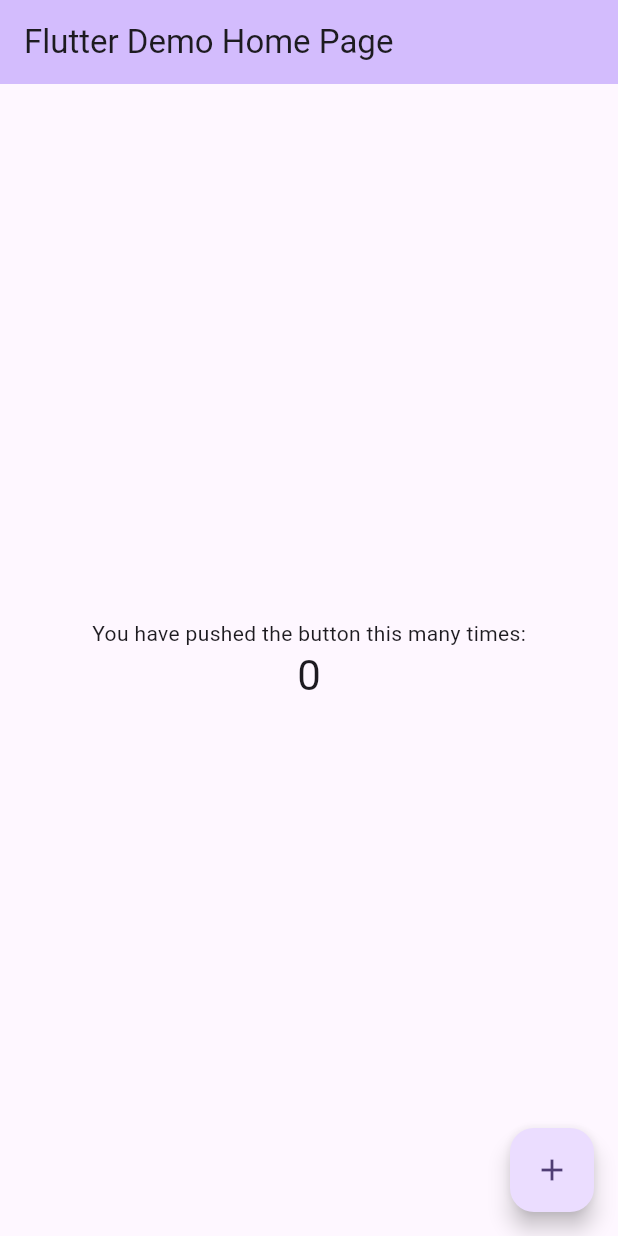
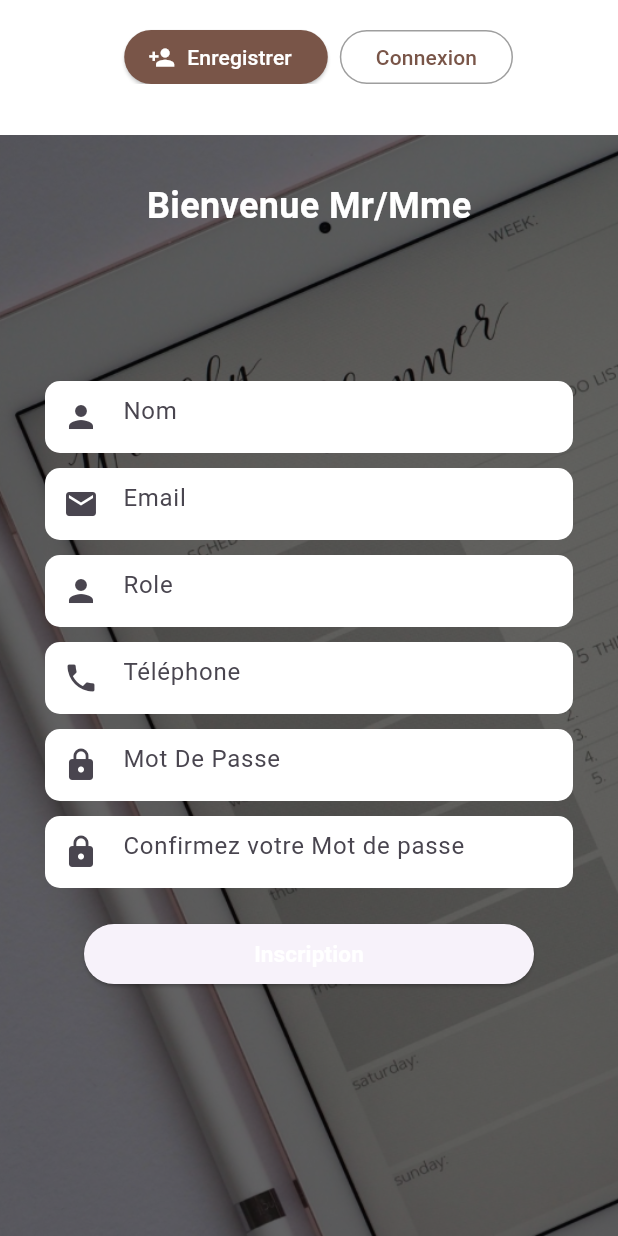
Before and after one commit to JULIEDIANA237/Projet_ICT300_mobile, a Flutter app: the screen it shows after launch, on a phone screen of 412 x 824 dp. Run offline on Flutter 3.47's test engine with Material 3 defaults, Android fonts, the phone set to English and light mode, and no system bars.

Commit message:
login and registration pages

```diff
--- /dev/null
+++ b/campus_shift/lib/controllers/registration_controller.dart
@@ -0,0 +1,33 @@
+/*import 'package:http/http.dart' as http;*/
+// ignore: unused_import
+import 'dart:convert';
+
+// ignore: unused_import
+import 'package:campus_shift/models/registration_model.dart';
+
+class RegistrationController {
+  /*Future<void> register(RegistrationModel registrationData) async {
+    const url = 'https://your-laravel-api-url/register';
+
+    final response = await http.post(
+      Uri.parse(url),
+      body: {
+        'username': registrationData.username,
+        'email': registrationData.email,
+        'role': registrationData.role,
+        'phone': registrationData.phone,
+        'password': registrationData.password,
+      },
+    );
+
+    if (response.statusCode == 200) {
+      // L'inscription a réussi
+      final responseData = json.decode(response.body);
+      // Gérer la réponse du serveur si nécessaire
+    } else {
+      // L'inscription a échoué
+      final errorData = json.decode(response.body);
+      // Gérer l'erreur du serveur si nécessaire
+    }
+  }*/
+}
--- a/campus_shift/lib/main.dart
+++ b/campus_shift/lib/main.dart
@@ -1,125 +1,88 @@
 import 'package:flutter/material.dart';
+import 'package:campus_shift/views/login_page.dart';
+import 'package:campus_shift/views/registration_form.dart';
 
 void main() {
   runApp(const MyApp());
 }
 
 class MyApp extends StatelessWidget {
-  const MyApp({super.key});
+  const MyApp({Key? key}) : super(key: key);
 
-  // This widget is the root of your application.
   @override
   Widget build(BuildContext context) {
     return MaterialApp(
-      title: 'Flutter Demo',
+      title: 'Registration Form',
       theme: ThemeData(
-        // This is the theme of your application.
-        //
-        // TRY THIS: Try running your application with "flutter run". You'll see
-        // the application has a blue toolbar. Then, without quitting the app,
-        // try changing the seedColor in the colorScheme below to Colors.green
-        // and then invoke "hot reload" (save your changes or press the "hot
-        // reload" button in a Flutter-supported IDE, or press "r" if you used
-        // the command line to start the app).
-        //
-        // Notice that the counter didn't reset back to zero; the application
-        // state is not lost during the reload. To reset the state, use hot
-        // restart instead.
-        //
-        // This works for code too, not just values: Most code changes can be
-        // tested with just a hot reload.
-        colorScheme: ColorScheme.fromSeed(seedColor: Colors.deepPurple),
-        useMaterial3: true,
+        primarySwatch: Colors.brown,
       ),
-      home: const MyHomePage(title: 'Flutter Demo Home Page'),
+      home: Navigator(
+        onGenerateRoute: (settings) {
+          return MaterialPageRoute(
+            builder: (context) {
+              return Scaffold(
+                appBar: PreferredSize(
+                  preferredSize: const Size.fromHeight(90),
+                  child: AppBar(
+                    backgroundColor: Colors.white,
+                    elevation: 0,
+                    actions: [
+                      Padding(
+                        padding: const EdgeInsets.only(right: 70.0, top: 20.0),
+                        child: Row(
+                          mainAxisAlignment: MainAxisAlignment.start,
+                          crossAxisAlignment: CrossAxisAlignment.end,
+                          children: [
+                            ElevatedButton.icon(
+                              onPressed: () {
+                                // Action pour le bouton Enregistrer
+                              },
+                              style: ElevatedButton.styleFrom(
+                                backgroundColor: Colors.brown,
+                              ),
+                              icon: const Icon(
+                                Icons.person_add,
+                                color: Colors.white,
+                              ),
+                              label: const Text(
+                                'Enregistrer',
+                                style: TextStyle(
+                                  color: Colors.white,
+                                ),
+                              ),
+                            ),
+                            const SizedBox(width: 8),
+                            OutlinedButton(
+                              onPressed: () {
+                                Navigator.push(
+                                  context,
+                                  MaterialPageRoute(builder: (context) => const LoginPage()),
                                 );
-  }
-}
-
-class MyHomePage extends StatefulWidget {
-  const MyHomePage({super.key, required this.title});
-
-  // This widget is the home page of your application. It is stateful, meaning
-  // that it has a State object (defined below) that contains fields that affect
-  // how it looks.
-
-  // This class is the configuration for the state. It holds the values (in this
-  // case the title) provided by the parent (in this case the App widget) and
-  // used by the build method of the State. Fields in a Widget subclass are
-  // always marked "final".
-
-  final String title;
-
-  @override
-  State<MyHomePage> createState() => _MyHomePageState();
-}
-
-class _MyHomePageState extends State<MyHomePage> {
-  int _counter = 0;
-
-  void _incrementCounter() {
-    setState(() {
-      // This call to setState tells the Flutter framework that something has
-      // changed in this State, which causes it to rerun the build method below
-      // so that the display can reflect the updated values. If we changed
-      // _counter without calling setState(), then the build method would not be
-      // called again, and so nothing would appear to happen.
-      _counter++;
-    });
-  }
-
-  @override
-  Widget build(BuildContext context) {
-    // This method is rerun every time setState is called, for instance as done
-    // by the _incrementCounter method above.
-    //
-    // The Flutter framework has been optimized to make rerunning build methods
-    // fast, so that you can just rebuild anything that needs updating rather
-    // than having to individually change instances of widgets.
-    return Scaffold(
-      appBar: AppBar(
-        // TRY THIS: Try changing the color here to a specific color (to
-        // Colors.amber, perhaps?) and trigger a hot reload to see the AppBar
-        // change color while the other colors stay the same.
-        backgroundColor: Theme.of(context).colorScheme.inversePrimary,
-        // Here we take the value from the MyHomePage object that was created by
-        // the App.build method, and use it to set our appbar title.
-        title: Text(widget.title),
+                              },
+                              style: OutlinedButton.styleFrom(
+                                side: const BorderSide(
+                                  color: Colors.grey,
                                 ),
-      body: Center(
-        // Center is a layout widget. It takes a single child and positions it
-        // in the middle of the parent.
-        child: Column(
-          // Column is also a layout widget. It takes a list of children and
-          // arranges them vertically. By default, it sizes itself to fit its
-          // children horizontally, and tries to be as tall as its parent.
-          //
-          // Column has various properties to control how it sizes itself and
-          // how it positions its children. Here we use mainAxisAlignment to
-          // center the children vertically; the main axis here is the vertical
-          // axis because Columns are vertical (the cross axis would be
-          // horizontal).
-          //
-          // TRY THIS: Invoke "debug painting" (choose the "Toggle Debug Paint"
-          // action in the IDE, or press "p" in the console), to see the
-          // wireframe for each widget.
-          mainAxisAlignment: MainAxisAlignment.center,
-          children: <Widget>[
-            const Text(
-              'You have pushed the button this many times:',
                               ),
-            Text(
-              '$_counter',
-              style: Theme.of(context).textTheme.headlineMedium,
+                              child: const Text(
+                                'Connexion',
+                                style: TextStyle(
+                                  color: Colors.brown,
+                                ),
+                              ),
                             ),
                           ],
                         ),
                       ),
-      floatingActionButton: FloatingActionButton(
-        onPressed: _incrementCounter,
-        tooltip: 'Increment',
-        child: const Icon(Icons.add),
-      ), // This trailing comma makes auto-formatting nicer for build methods.
+                    ],
+                  ),
+                ),
+                body: const RegistrationForm(),
+              );
+            },
+          );
+        },
+      ),
     );
   }
 }
--- /dev/null
+++ b/campus_shift/lib/models/registration_model.dart
@@ -0,0 +1,9 @@
+class RegistrationModel {
+  String username;
+  String email;
+  String role;
+  String phone;
+  String password;
+
+  RegistrationModel({this.username = '', this.email = '', this.role = '', this.phone = '', this.password = ''});
+}
--- /dev/null
+++ b/campus_shift/lib/views/registration_form.dart
@@ -0,0 +1,147 @@
+import 'package:campus_shift/widgets/custom_input.dart';
+import 'package:flutter/material.dart';
+import 'package:campus_shift/controllers/registration_controller.dart';
+import 'package:campus_shift/models/registration_model.dart';
+import 'package:campus_shift/widgets/navbar.dart';
+
+class RegistrationForm extends StatefulWidget {
+  const RegistrationForm({super.key});
+
+  @override
+  // ignore: library_private_types_in_public_api
+  _RegistrationFormState createState() => _RegistrationFormState();
+}
+
+class _RegistrationFormState extends State<RegistrationForm> {
+  final RegistrationModel _registrationModel = RegistrationModel();
+  // ignore: unused_field
+  final RegistrationController _registrationController = RegistrationController();
+  bool _isErrorVisible = false;
+  String _errorMessage = '';
+
+  void _register() async {
+    // Vérifier que tous les champs sont remplis
+    if (_registrationModel.username.isEmpty ||
+        _registrationModel.email.isEmpty ||
+        _registrationModel.password.isEmpty) {
+      setState(() {
+        _isErrorVisible = true;
+        _errorMessage = 'Veuillez remplir tous les champs.';
+      });
+      return;
+    }
+
+    // Appeler la méthode d'inscription dans le contrôleur et gérer les erreurs
+    /*bool isRegistered = await _registrationController.register(_registrationModel);
+
+    if (isRegistered) {
+      // L'inscription a réussi
+      setState(() {
+        _isErrorVisible = false;
+        _errorMessage = '';
+      });
+      // Effectuer une action appropriée, par exemple, naviguer vers une autre page
+    } else {
+      // L'inscription a échoué
+      setState(() {
+        _isErrorVisible = true;
+        _errorMessage = 'Un utilisateur avec cet email existe déjà.';
+      });
+    }*/
+  }
+
+  @override
+ Widget build(BuildContext context) {
+    return Container(
+      decoration: const BoxDecoration(
+        image: DecorationImage(
+          image: AssetImage('assets/Image.png'),
+          fit: BoxFit.cover,
+        ),
+      ),
+      child: Container(
+        decoration: BoxDecoration(
+          color: Colors.black.withOpacity(0.5),
+        ),
+        child: ListView(
+          padding: const EdgeInsets.symmetric(horizontal: 10.0),
+          children: [
+            Column(
+              mainAxisAlignment: MainAxisAlignment.center,
+              children: [
+                const Padding(
+                padding: EdgeInsets.only(top: 30.0), // Ajout du padding en haut
+                child: Text(
+                  'Bienvenue Mr/Mme',
+                  style: TextStyle(
+                    color: Colors.white,
+                    fontSize: 24.0,
+                    fontWeight: FontWeight.bold,
+                  ),
+                ),
+              ),
+                const SizedBox(height: 100.0),
+                const CustomInput(
+                  hintText: 'Nom',
+                  icon: Icons.person,
+                  backgroundColor: Colors.white, // Ajout de l'arrière-plan blanc
+                ),
+                const SizedBox(height: 10.0),
+                const CustomInput(
+                  icon: Icons.email,
+                  hintText: 'Email',
+                  backgroundColor: Colors.white, // Ajout de l'arrière-plan blanc
+                ),
+                const SizedBox(height: 10.0),
+                const CustomInput(
+                  icon: Icons.person,
+                  hintText: 'Role',
+                  backgroundColor: Colors.white, // Ajout de l'arrière-plan blanc
+                ),
+                const SizedBox(height: 10.0),
+                const CustomInput(
+                  icon: Icons.phone,
+                  hintText: 'Téléphone',
+                  backgroundColor: Colors.white, // Ajout de l'arrière-plan blanc
+                ),
+                const SizedBox(height: 10.0),
+                const CustomInput(
+                  icon: Icons.lock,
+                  hintText: 'Mot De Passe',
+                  obscureText: true,
+                  backgroundColor: Colors.white, // Ajout de l'arrière-plan blanc
+                ),
+                const SizedBox(height: 10.0),
+                const CustomInput(
+                  icon: Icons.lock,
+                  hintText: 'Confirmez votre Mot de passe',
+                  obscureText: true,
+                  backgroundColor: Colors.white, // Ajout de l'arrière-plan blanc
+                ),
+                const SizedBox(height: 10.0),
+                // Ajoutez les autres champs d'inscription ici avec CustomInput
+                const SizedBox(height: 10.0),
+                SizedBox(
+                  width: 300,
+                  child: ElevatedButton(
+                    onPressed: () {
+                      // Action pour le bouton Inscription
+                    },
+                    child: const Text(
+                      'Inscription',
+                      style: TextStyle(
+                      color: Colors.white,
+                      fontSize: 15.0,
+                      fontWeight: FontWeight.bold,
+                  ),
+                      ),
+                  ),
+                ),
+              ],
+            ),
+          ],
+        ),
+      ),
+    );
+  }
+}
--- /dev/null
+++ b/campus_shift/lib/widgets/custom_input.dart
@@ -0,0 +1,37 @@
+import 'package:flutter/material.dart';
+
+class CustomInput extends StatelessWidget {
+
+  final IconData icon;
+  final String hintText;
+  final bool obscureText;
+  final Color backgroundColor;
+
+  const CustomInput({
+    Key? key,
+
+    required this.icon,
+    required this.hintText,
+    this.obscureText = false,
+    required this.backgroundColor,
+  }) : super(key: key);
+
+  @override
+  Widget build(BuildContext context) {
+    return Container(
+      margin: const EdgeInsets.symmetric(horizontal: 20.0), // Ajout de l'espacement vertical
+      decoration: BoxDecoration(
+        color: backgroundColor,
+        borderRadius: BorderRadius.circular(10.0),
+      ),
+      child: TextFormField(
+        obscureText: obscureText,
+        decoration: InputDecoration(
+          prefixIcon: Icon(icon),
+          hintText: hintText,
+          border: InputBorder.none,
+        ),
+      ),
+    );
+  }
+}
--- a/campus_shift/pubspec.yaml
+++ b/campus_shift/pubspec.yaml
@@ -35,6 +35,7 @@ dependencies:
   # The following adds the Cupertino Icons font to your application.
   # Use with the CupertinoIcons class for iOS style icons.
   cupertino_icons: ^1.0.2
+  http: ^1.1.0
 
 dev_dependencies:
   flutter_test:
@@ -59,8 +60,9 @@ flutter:
   uses-material-design: true
 
   # To add assets to your application, add an assets section, like this:
-  # assets:
-  #   - images/a_dot_burr.jpeg
+  assets:
+     - assets/Image.png
+     - assets/login.png
   #   - images/a_dot_ham.jpeg
 
   # An image asset can refer to one or more resolution-specific "variants", see
```
Also changed, not shown: campus_shift/lib/controllers/login_controller.dart (added, +102 -0 lines), campus_shift/lib/models/login_model.dart (added, +34 -0 lines), campus_shift/lib/views/login_page.dart (added, +65 -0 lines), campus_shift/lib/widgets/login_form.dart (added, +43 -0 lines), campus_shift/lib/widgets/navbar.dart (added, +66 -0 lines), campus_shift/assets/Image.png (added), campus_shift/assets/login.png (added), campus_shift/lib/constants.dart (added), campus_shift/lib/routes.dart (added), campus_shift/pubspec.lock. Lines whose indentation alone changed are shown as unchanged.
